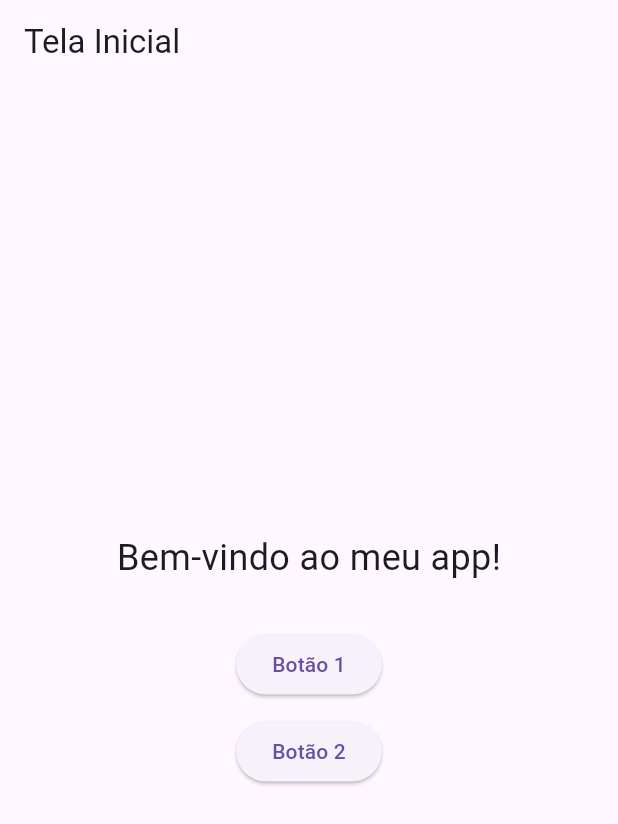
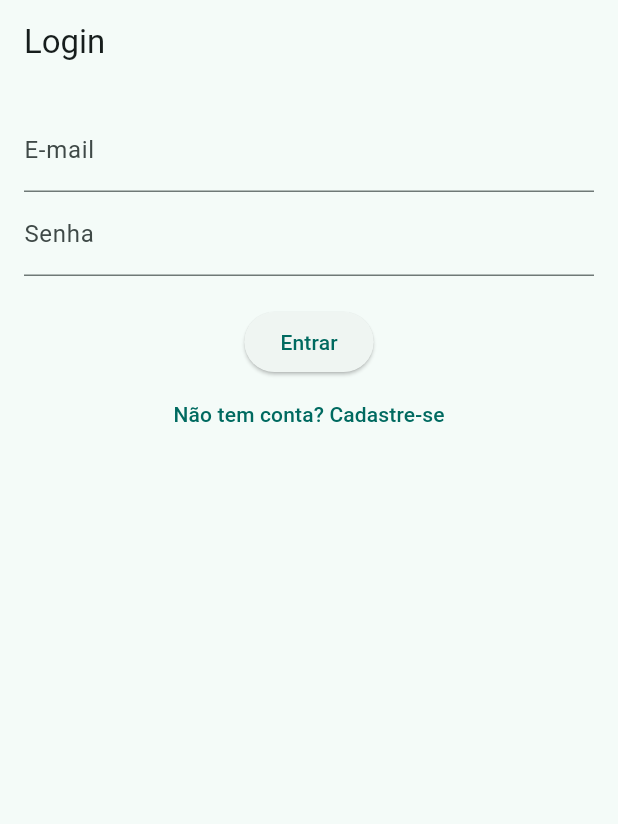
Before and after one commit to Alcimarrfilho/Aplicativo_denuncia, a Flutter app: the screen it shows after launch, on a phone screen of 412 x 824 dp. Shown: the top 824 px of the screen. Run offline on Flutter 3.47's test engine with Material 3 defaults, Android fonts, the phone set to English and light mode, and no system bars; our stand-ins replace google_maps_flutter, image_picker, sqflite; accounts and stored records are empty.

```diff
--- a/lib/main.dart
+++ b/lib/main.dart
@@ -1,71 +1,29 @@
 import 'package:flutter/material.dart';
+import 'package:meu_app/screens/feed_screen.dart';
+import 'screens/login_screen.dart';
+import 'screens/new_denuncia.dart';
 
 void main() {
-  runApp(MyApp());
+  runApp(const MyApp());
 }
 
 class MyApp extends StatelessWidget {
-  @override
-  Widget build(BuildContext context) {
-    return NewWidget();
-  }
-}
-
-class NewWidget extends StatelessWidget {
-  const NewWidget({
-    super.key,
-  });
+  const MyApp({super.key});
 
   @override
   Widget build(BuildContext context) {
     return MaterialApp(
-      title: "Meu Primeiro App",
+      title: 'App de Denúncias',
       theme: ThemeData(
-        primarySwatch: Colors.blue,
+        useMaterial3: true,
+        colorSchemeSeed: Colors.teal,
       ),
-      home: HomeScreen(),
+      home: const LoginScreen(),
+      debugShowCheckedModeBanner: false,
+      routes: {
+        '/feed': (context) => const FeedScreen(),
+        '/new': (context) => const NewDenunciaScreen(),
+      },
     );
   }
 }
-
-class HomeScreen extends StatelessWidget {
-  void _mostrarMensagem(BuildContext context, String mensagem) {
-    ScaffoldMessenger.of(context).showSnackBar(
-      SnackBar(content: Text(mensagem)),
-    );
-  }
-
-  @override
-  Widget build(BuildContext context) {
-    return Scaffold(
-      appBar: AppBar(
-        title: Text('Tela Inicial'),
-      ),
-      body: Center(
-        child: Column(
-          mainAxisAlignment: MainAxisAlignment.center,
-          children: [
-            Text(
-              'Bem-vindo ao meu app!',
-              style: TextStyle(fontSize: 24),
-            ),
-            SizedBox(height: 30),
-            ElevatedButton(
-              onPressed: () {
-                _mostrarMensagem(context, 'Você clicou no botão 1');
-              },
-              child: Text('Botão 1'),
-            ),
-            SizedBox(height: 10),
-            ElevatedButton(
-              onPressed: () {
-                _mostrarMensagem(context, 'Você clicou no botão 2');
-              },
-              child: Text('Botão 2'),
-            ),
-          ],
-        ),
-      ),
-    );
-  }
-}
--- /dev/null
+++ b/lib/models/denuncia_model.dart
@@ -0,0 +1,48 @@
+class Denuncia {
+  final int? id;
+  final String titulo;
+  final String descricao;
+  final String imagemPath;
+  final double latitude;
+  final double longitude;
+  final DateTime dataHora;
+
+  Denuncia({
+    this.id,
+    required this.titulo,
+    required this.descricao,
+    required this.imagemPath,
+    required this.latitude,
+    required this.longitude,
+    required this.dataHora,
+    required String data,
+    required String tipo,
+  });
+
+  Map<String, dynamic> toMap() {
+    return {
+      'id': id,
+      'titulo': titulo,
+      'descricao': descricao,
+      'imagemPath': imagemPath,
+      'latitude': latitude,
+      'longitude': longitude,
+      'dataHora': dataHora.toIso8601String(),
+    };
+  }
+
+  factory Denuncia.fromMap(Map<String, dynamic> map) {
+    return Denuncia(
+      id: map['id'],
+      titulo: map['titulo'],
+      descricao: map['descricao'],
+      imagemPath: map['imagemPath'],
+      latitude: map['latitude'],
+      longitude: map['longitude'],
+      dataHora: DateTime.parse(map['dataHora']),
+      data: '',
+      tipo: '',
+    );
+  }
+}
+// TODO Implement this library.
--- /dev/null
+++ b/lib/models/user_model.dart
@@ -0,0 +1,23 @@
+class User {
+  final int? id;
+  final String email;
+  final String senha;
+
+  User({this.id, required this.email, required this.senha});
+
+  Map<String, dynamic> toMap() {
+    return {
+      'id': id,
+      'email': email,
+      'senha': senha,
+    };
+  }
+
+  factory User.fromMap(Map<String, dynamic> map) {
+    return User(
+      id: map['id'],
+      email: map['email'],
+      senha: map['senha'],
+    );
+  }
+}
--- /dev/null
+++ b/lib/screens/login_screen.dart
@@ -0,0 +1,97 @@
+import 'package:flutter/material.dart';
+import '../db/db_helper.dart';
+import '../models/user_model.dart';
+import 'feed_screen.dart';
+
+class LoginScreen extends StatefulWidget {
+  const LoginScreen({super.key});
+
+  @override
+  State<LoginScreen> createState() => _LoginScreenState();
+}
+
+class _LoginScreenState extends State<LoginScreen> {
+  final TextEditingController emailController = TextEditingController();
+  final TextEditingController senhaController = TextEditingController();
+  bool isLogin = true;
+  get dbHelper => DBHelper.instance;
+
+  void alternarModo() {
+    setState(() {
+      isLogin = !isLogin;
+    });
+  }
+
+  void autenticarOuCadastrar() async {
+    final email = emailController.text.trim();
+    final senha = senhaController.text.trim();
+
+    if (email.isEmpty || senha.isEmpty) {
+      mostrarMensagem("Preencha todos os campos.");
+      return;
+    }
+
+    if (isLogin) {
+      final usuario = await dbHelper.autenticar(email, senha);
+      if (usuario != null) {
+        mostrarMensagem("Login realizado com sucesso!");
+        Navigator.pushReplacement(
+          // ignore: use_build_context_synchronously
+          context,
+          MaterialPageRoute(builder: (context) => const FeedScreen()),
+        );
+      } else {
+        mostrarMensagem("Credenciais inválidas.");
+      }
+    } else {
+      final existente = await dbHelper.buscarPorEmail(email);
+      if (existente != null) {
+        mostrarMensagem("Usuário já existe.");
+        return;
+      }
+
+      final novoUsuario = User(email: email, senha: senha);
+      await dbHelper.cadastrarUsuario(novoUsuario);
+      mostrarMensagem("Cadastro realizado com sucesso!");
+      setState(() => isLogin = true);
+    }
+  }
+
+  void mostrarMensagem(String msg) {
+    ScaffoldMessenger.of(context).showSnackBar(SnackBar(content: Text(msg)));
+  }
+
+  @override
+  Widget build(BuildContext context) {
+    return Scaffold(
+      appBar: AppBar(title: Text(isLogin ? "Login" : "Cadastro")),
+      body: Padding(
+        padding: const EdgeInsets.all(16.0),
+        child: Column(
+          children: [
+            TextField(
+              controller: emailController,
+              decoration: const InputDecoration(labelText: 'E-mail'),
+            ),
+            TextField(
+              controller: senhaController,
+              obscureText: true,
+              decoration: const InputDecoration(labelText: 'Senha'),
+            ),
+            const SizedBox(height: 20),
+            ElevatedButton(
+              onPressed: autenticarOuCadastrar,
+              child: Text(isLogin ? "Entrar" : "Cadastrar"),
+            ),
+            TextButton(
+              onPressed: alternarModo,
+              child: Text(isLogin
+                  ? "Não tem conta? Cadastre-se"
+                  : "Já tem conta? Faça login"),
+            ),
+          ],
+        ),
+      ),
+    );
+  }
+}
--- a/pubspec.yaml
+++ b/pubspec.yaml
@@ -12,11 +12,17 @@ dependencies:
   flutter:
     sdk: flutter
   cupertino_icons: ^1.0.2
+  sqflite: ^2.3.2
+  path: ^1.9.0
+  path_provider: ^2.1.2
+  google_maps_flutter: ^2.5.0
+  image_picker: ^1.0.4
 
 dev_dependencies:
   flutter_test:
     sdk: flutter
   flutter_lints: ^3.0.1
 
+
 flutter:
   uses-material-design: true
```
Also changed, not shown: lib/db/db_helper.dart (added, +108 -0 lines), lib/screens/feed_screen.dart (added, +103 -0 lines), lib/screens/new_denuncia.dart (added, +191 -0 lines), pubspec.lock, 4 other files.
